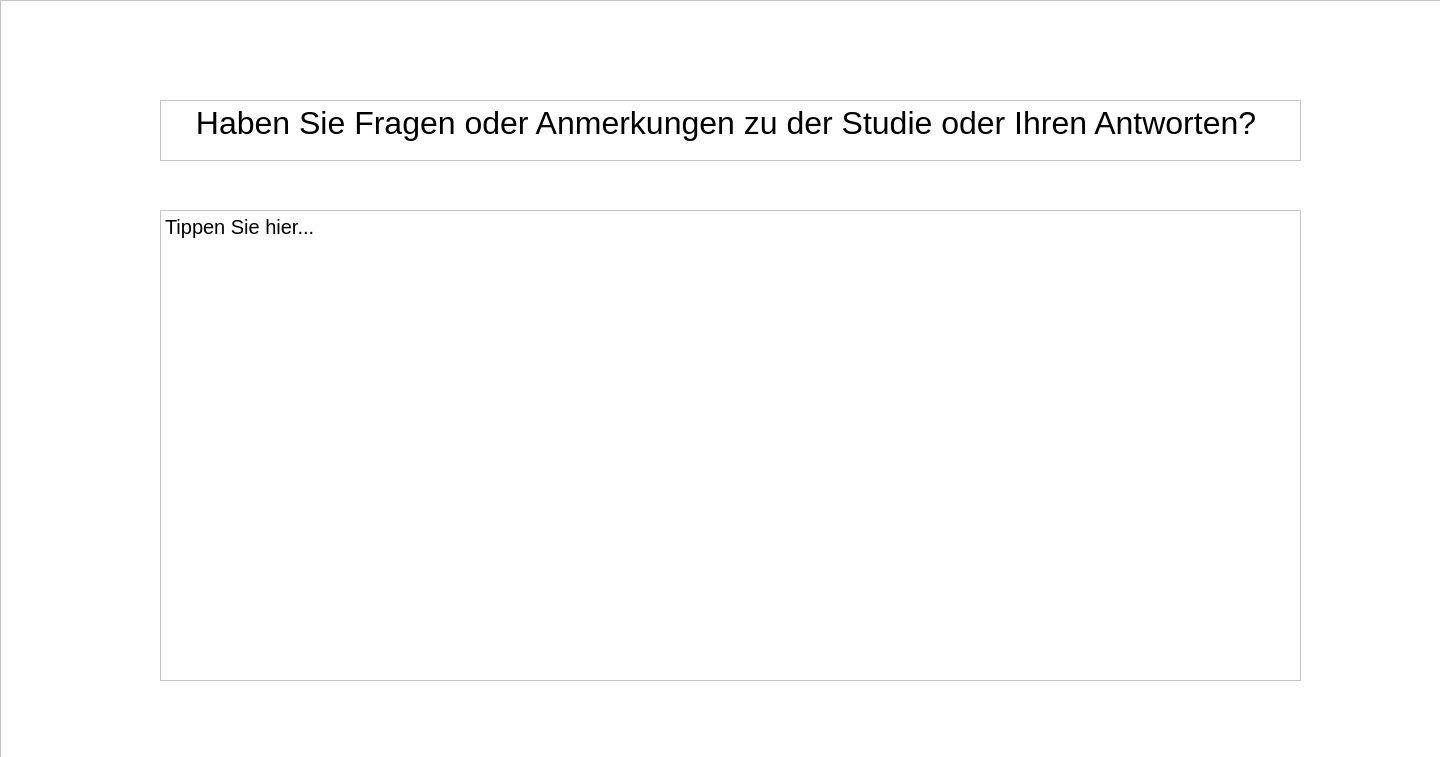
First picture: the form in forms/open_end.ui, repository IKI-Lab/auscultation_AI_noise_exp, before the edit.
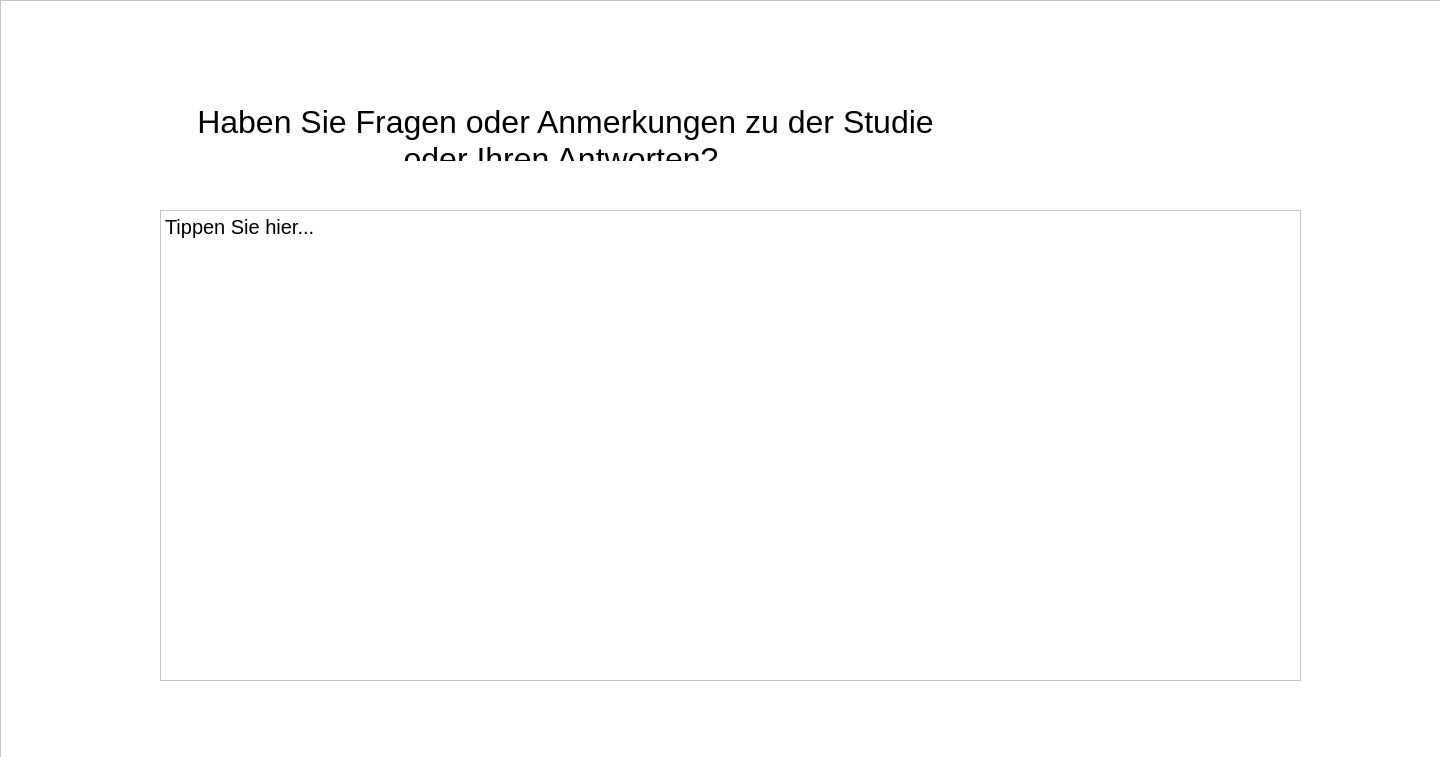
Second picture: the form after the edit.

What changed in the file:
```diff
--- a/forms/open_end.ui
+++ b/forms/open_end.ui
@@ -64,10 +64,13 @@
      <rect>
       <x>160</x>
       <y>100</y>
-      <width>1141</width>
+      <width>811</width>
       <height>61</height>
      </rect>
     </property>
+    <property name="frameShape">
+     <enum>QFrame::NoFrame</enum>
+    </property>
     <property name="verticalScrollBarPolicy">
      <enum>Qt::ScrollBarAlwaysOff</enum>
     </property>
```
